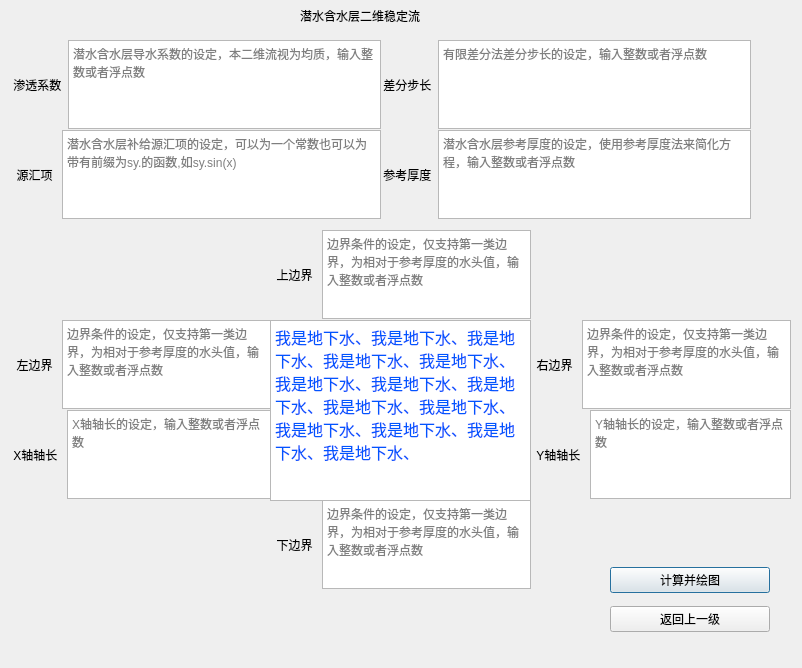
Before: the Qt Designer form ui/tduasf.ui in Yulei-3005240023/FDM_groundwater, drawn with Qt 5.
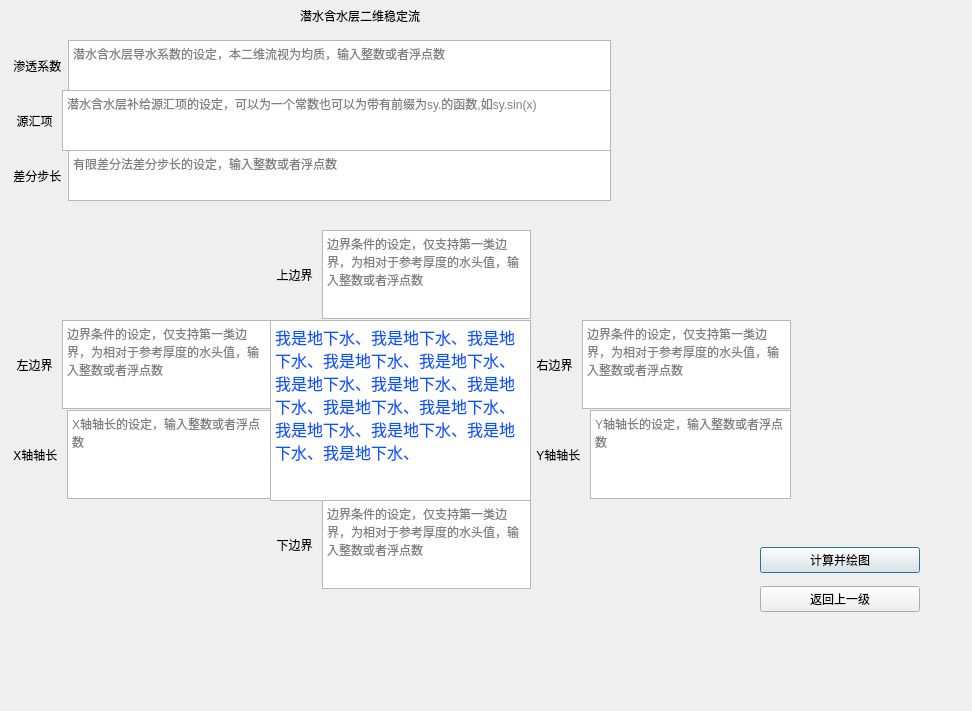
After: the same form once the commit is applied.

The edit to the form file:
```diff
--- a/ui/tduasf.ui
+++ b/ui/tduasf.ui
@@ -9,8 +9,8 @@
    <rect>
     <x>0</x>
     <y>0</y>
-    <width>802</width>
-    <height>668</height>
+    <width>972</width>
+    <height>711</height>
    </rect>
   </property>
   <property name="windowTitle">
@@ -34,8 +34,8 @@
     <rect>
      <x>10</x>
      <y>40</y>
-     <width>371</width>
-     <height>89</height>
+     <width>601</width>
+     <height>51</height>
     </rect>
    </property>
    <layout class="QHBoxLayout" name="horizontalLayout">
@@ -59,9 +59,9 @@
    <property name="geometry">
     <rect>
      <x>10</x>
-     <y>130</y>
-     <width>371</width>
-     <height>89</height>
+     <y>90</y>
+     <width>601</width>
+     <height>61</height>
     </rect>
    </property>
    <layout class="QHBoxLayout" name="horizontalLayout_2">
@@ -84,8 +84,8 @@
   <widget class="QWidget" name="verticalLayoutWidget">
    <property name="geometry">
     <rect>
-     <x>610</x>
-     <y>560</y>
+     <x>760</x>
+     <y>540</y>
      <width>160</width>
      <height>80</height>
     </rect>
@@ -110,10 +110,10 @@
   <widget class="QWidget" name="horizontalLayoutWidget_5">
    <property name="geometry">
     <rect>
-     <x>380</x>
-     <y>40</y>
-     <width>371</width>
-     <height>89</height>
+     <x>10</x>
+     <y>150</y>
+     <width>601</width>
+     <height>51</height>
     </rect>
    </property>
    <layout class="QHBoxLayout" name="horizontalLayout_5">
@@ -306,32 +306,6 @@
     </item>
    </layout>
   </widget>
-  <widget class="QWidget" name="horizontalLayoutWidget_6">
-   <property name="geometry">
-    <rect>
-     <x>380</x>
-     <y>130</y>
-     <width>371</width>
-     <height>89</height>
-    </rect>
-   </property>
-   <layout class="QHBoxLayout" name="horizontalLayout_6">
-    <item>
-     <widget class="QLabel" name="label_7">
-      <property name="text">
-       <string> 参考厚度</string>
-      </property>
-     </widget>
-    </item>
-    <item>
-     <widget class="QTextEdit" name="transmissivity_2">
-      <property name="placeholderText">
-       <string>潜水含水层参考厚度的设定，使用参考厚度法来简化方程，输入整数或者浮点数</string>
-      </property>
-     </widget>
-    </item>
-   </layout>
-  </widget>
  </widget>
  <resources>
   <include location="../resource.qrc"/>
```
